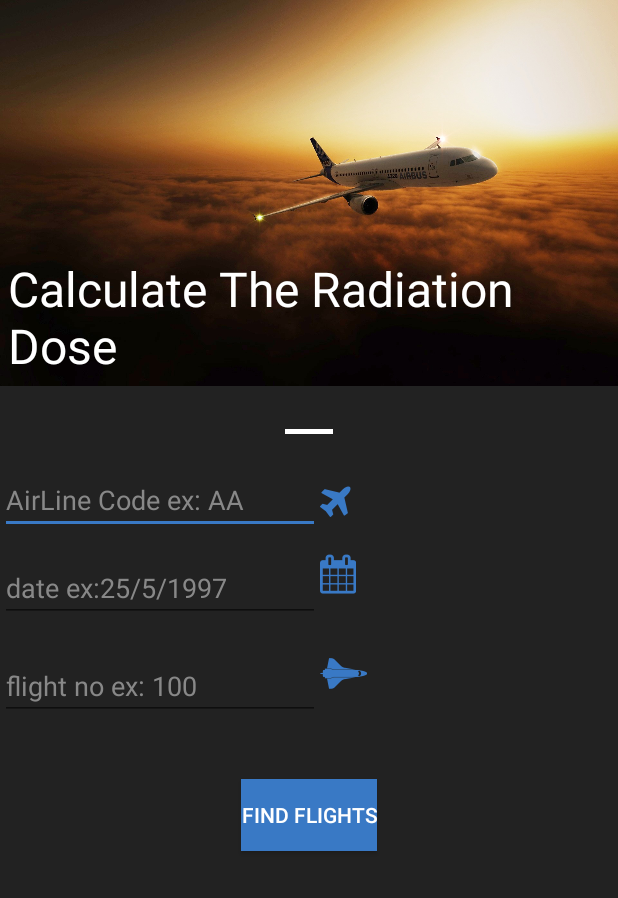
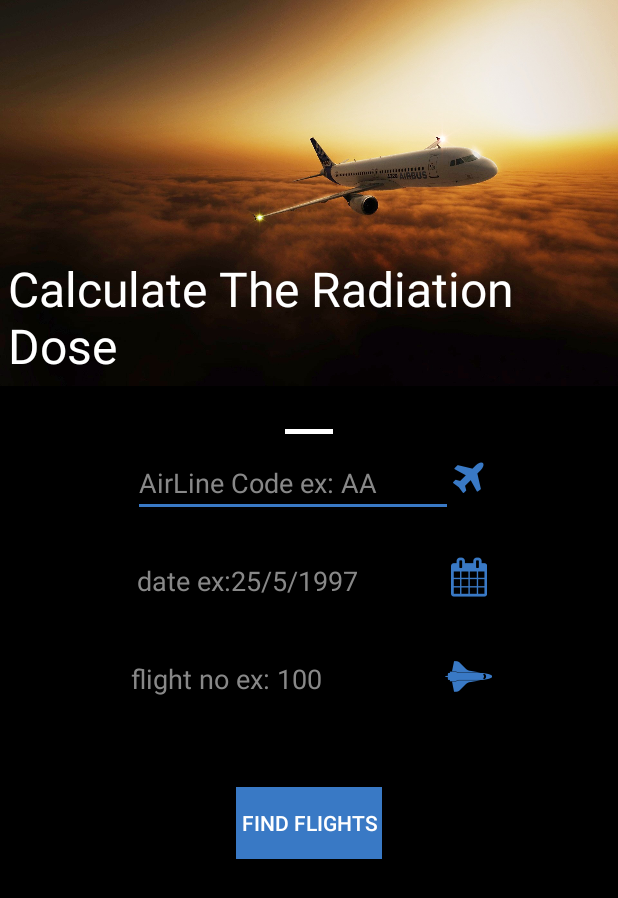
Before and after one commit to k-sae/Rad-Eye-v2, an Android app: the screen it shows after launch (MainActivity), on a phone screen of 412 x 824 dp. Shown: the top 898 px of the screen. Run offline under Robolectric (Android 15) with nearby library versions, the phone set to English and light mode, and no system bars.

Commit message:
add some tweeks for app design

```diff
--- a/app/src/main/res/layout/fragment_flight_status_by_date.xml
+++ b/app/src/main/res/layout/fragment_flight_status_by_date.xml
@@ -5,18 +5,19 @@
     tools:context="com.p4f.kareem.rad_eye_v2.FlightStatusByDate" android:background="@color/background">
 
     <!-- TODO: Update blank fragment layout -->
-
+    <LinearLayout
+        android:layout_width="wrap_content"
+        android:layout_height="wrap_content"
+        android:layout_centerHorizontal="true"
+        style="@style/flightByData_LinearLayout"
+        android:id="@+id/l1">
     <EditText
         android:id="@+id/airline_EditText"
         android:layout_width="wrap_content"
         android:layout_height="wrap_content"
-        android:layout_marginTop="21dp"
         android:ems="10"
         android:inputType="textPersonName"
         android:hint="@string/airline_code_ex_aa"
-        android:layout_alignParentTop="true"
-        android:layout_alignParentLeft="true"
-        android:layout_alignParentStart="true"
         android:textColorHint="@color/placeHolderColor"
         android:textColor="@color/colorForeground"
         />
@@ -24,22 +25,22 @@
         android:id="@+id/textView2"
         android:layout_width="wrap_content"
         android:layout_height="wrap_content"
-        android:layout_alignTop="@+id/airline_EditText"
-        android:layout_marginTop="11dp"
-        android:layout_toEndOf="@+id/airline_EditText"
-        android:layout_toRightOf="@+id/airline_EditText"
         android:text="@string/plane_icon"
         android:textColor="@color/colorAccent"
         android:textSize="26sp"
         />
+    </LinearLayout>
+    <LinearLayout
+        android:layout_width="wrap_content"
+        android:layout_height="wrap_content"
+        android:id="@+id/l2"
+        android:layout_centerHorizontal="true"
+        style="@style/flightByData_LinearLayout"
+        android:layout_below="@id/l1">
     <EditText
         android:id="@+id/date_editText"
         android:layout_width="wrap_content"
         android:layout_height="wrap_content"
-        android:layout_alignParentLeft="true"
-        android:layout_alignParentStart="true"
-        android:layout_below="@+id/airline_EditText"
-        android:layout_marginTop="13dp"
         android:ems="10"
         android:inputType="date"
         android:textColorHint="@color/placeHolderColor"
@@ -49,32 +50,22 @@
         android:id="@+id/textView3"
         android:layout_width="wrap_content"
         android:layout_height="wrap_content"
-        android:layout_alignTop="@+id/date_editText"
-        android:layout_toEndOf="@+id/date_editText"
         android:text="@string/calender_icon"
         android:textColor="@color/colorAccent"
-        android:textSize="26sp"
-        android:layout_toRightOf="@+id/date_editText" />
-
-    <Button
-        android:id="@+id/findFlights"
+        android:textSize="26sp" />
+    </LinearLayout>
+    <LinearLayout
         android:layout_width="wrap_content"
         android:layout_height="wrap_content"
-        android:layout_marginTop="39dp"
-        android:background="@color/colorAccent"
-        android:textColor="@color/colorForeground"
-        android:text="@string/find_flights"
-        android:layout_below="@+id/editText"
-        android:layout_centerHorizontal="true" />
-
+        android:id="@+id/l3"
+        android:layout_centerHorizontal="true"
+        android:orientation="horizontal"
+        style="@style/flightByData_LinearLayout"
+        android:layout_below="@id/l2">
         <EditText
             android:id="@+id/editText"
             android:layout_width="wrap_content"
             android:layout_height="wrap_content"
-        android:layout_alignParentLeft="true"
-        android:layout_alignParentStart="true"
-        android:layout_below="@+id/date_editText"
-        android:layout_marginTop="20dp"
             android:ems="10"
             android:textColorHint="@color/placeHolderColor"
             android:hint="@string/flight_no_ex_100"
@@ -84,12 +75,22 @@
             android:id="@+id/textView4"
             android:layout_width="wrap_content"
             android:layout_height="wrap_content"
-        android:layout_alignTop="@+id/editText"
-        android:layout_toEndOf="@+id/editText"
-        android:layout_toRightOf="@+id/editText"
             android:text="@string/flying_plane_icon"
             android:textColor="@color/colorAccent"
-        android:textSize="26sp"/>
+            android:textSize="26sp"
+            />
+    </LinearLayout>
 
+    <Button
+        android:id="@+id/findFlights"
+        android:layout_width="wrap_content"
+        android:layout_height="wrap_content"
+        android:layout_marginTop="39dp"
+        android:padding="3dp"
+        android:background="@color/colorAccent"
+        android:textColor="@color/colorForeground"
+        android:text="@string/find_flights"
+        android:layout_below="@id/l3"
+        android:layout_centerHorizontal="true" />
 
 </RelativeLayout>
--- a/app/src/main/res/layout/fragment_main.xml
+++ b/app/src/main/res/layout/fragment_main.xml
@@ -44,7 +44,7 @@
                 android:layout_width="match_parent"
                 android:layout_height="wrap_content"
                 android:layout_gravity="top"
-                android:background="@color/backgroundSecondary"
+                android:background="@color/background"
                 android:textColor="#fff"
                 android:paddingTop="4dp"
                 android:paddingBottom="4dp" />
--- a/app/src/main/res/values/colors.xml
+++ b/app/src/main/res/values/colors.xml
@@ -5,6 +5,6 @@
     <color name="colorAccent">#3979c5</color>
     <color name="colorForeground">#fff</color>
     <color name="placeHolderColor">#888</color>
-    <color name="background">#222</color>
+    <color name="background">#000</color>
     <color name="backgroundSecondary">#222</color>
 </resources>
--- a/app/src/main/res/values/styles.xml
+++ b/app/src/main/res/values/styles.xml
@@ -16,5 +16,7 @@
     <style name="AppTheme.AppBarOverlay" parent="ThemeOverlay.AppCompat.Dark.ActionBar" />
 
     <style name="AppTheme.PopupOverlay" parent="ThemeOverlay.AppCompat.Light" />
-
+    <style name="flightByData_LinearLayout">
+        <item name="android:layout_margin">10dp</item>
+    </style>
 </resources>
```
Lines whose indentation alone changed are shown as unchanged.
